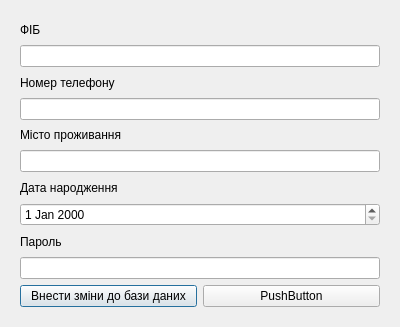
Above: kursovaya/profile_win.ui from Laffin01/kursovaya1 before the change. Below: the same form after it.
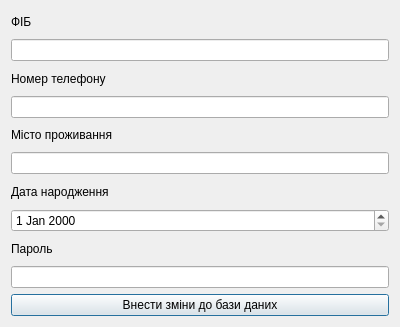
That is the form after the change.

```diff
--- a/kursovaya/profile_win.ui
+++ b/kursovaya/profile_win.ui
@@ -15,20 +15,13 @@
   </property>
   <layout class="QGridLayout" name="gridLayout">
    <item row="0" column="0">
-    <widget class="QStackedWidget" name="stackedWidget">
-     <property name="currentIndex">
-      <number>0</number>
-     </property>
-     <widget class="QWidget" name="page">
-      <layout class="QGridLayout" name="gridLayout_2">
-       <item row="0" column="0">
         <widget class="QLabel" name="label">
          <property name="text">
           <string>ФІБ</string>
          </property>
         </widget>
        </item>
-       <item row="1" column="0" colspan="2">
+   <item row="1" column="0">
         <widget class="QLineEdit" name="lineEdit"/>
        </item>
        <item row="2" column="0">
@@ -38,7 +31,7 @@
          </property>
         </widget>
        </item>
-       <item row="3" column="0" colspan="2">
+   <item row="3" column="0">
         <widget class="QLineEdit" name="lineEdit_2"/>
        </item>
        <item row="4" column="0">
@@ -48,7 +41,7 @@
          </property>
         </widget>
        </item>
-       <item row="5" column="0" colspan="2">
+   <item row="5" column="0">
         <widget class="QLineEdit" name="lineEdit_4"/>
        </item>
        <item row="6" column="0">
@@ -58,7 +51,7 @@
          </property>
         </widget>
        </item>
-       <item row="7" column="0" colspan="2">
+   <item row="7" column="0">
         <widget class="QDateEdit" name="dateEdit"/>
        </item>
        <item row="8" column="0">
@@ -68,7 +61,7 @@
          </property>
         </widget>
        </item>
-       <item row="9" column="0" colspan="2">
+   <item row="9" column="0">
         <widget class="QLineEdit" name="lineEdit_3"/>
        </item>
        <item row="10" column="0">
@@ -76,18 +69,6 @@
          <property name="text">
           <string>Внести зміни до бази даних</string>
          </property>
-        </widget>
-       </item>
-       <item row="10" column="1">
-        <widget class="QPushButton" name="pushButton_2">
-         <property name="text">
-          <string>PushButton</string>
-         </property>
-        </widget>
-       </item>
-      </layout>
-     </widget>
-     <widget class="QWidget" name="page_2"/>
     </widget>
    </item>
   </layout>
```
Lines whose indentation alone changed are shown as unchanged.
